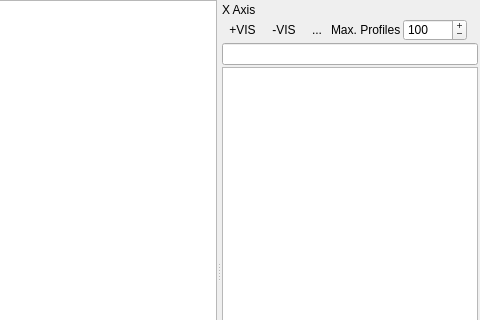
jakimowb/enmapbox_testmigration2, file enmapbox/externals/qps/speclib/ui/spectrallibraryplotwidget.ui: the form before one commit; both pictures show x 147 to 627 and y 0 to 320 of the 627 by 541 pixel window.
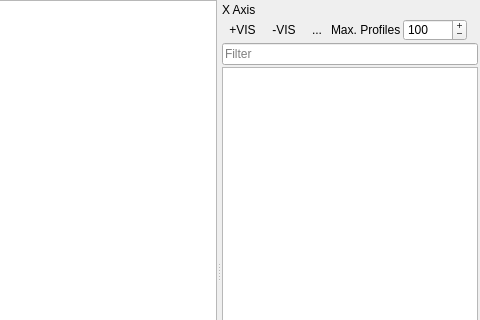
The form after the commit. Icons and pictures are not drawn. Custom widgets are drawn as their Qt base class.

What changed in the file:
```diff
--- a/enmapbox/externals/qps/speclib/ui/spectrallibraryplotwidget.ui
+++ b/enmapbox/externals/qps/speclib/ui/spectrallibraryplotwidget.ui
@@ -211,6 +211,9 @@
        </item>
        <item>
         <widget class="QgsFilterLineEdit" name="mFilterLineEdit">
+         <property name="placeholderText">
+          <string>Filter</string>
+         </property>
          <property name="qgisRelation" stdset="0">
           <string notr="true"/>
          </property>
```
